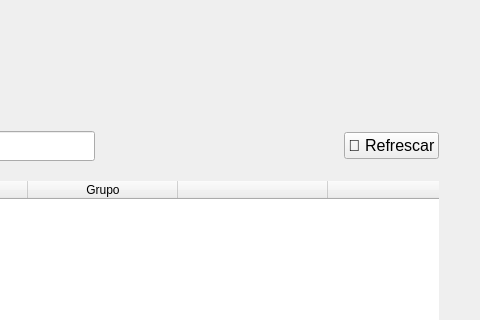
First picture: the form in blustock/ui/screens_uis/subgrupos.ui, repository MaxAPBusiness/Blustock, before the edit; both pictures show x 313 to 793 and y 0 to 320 of the 793 by 569 pixel window.
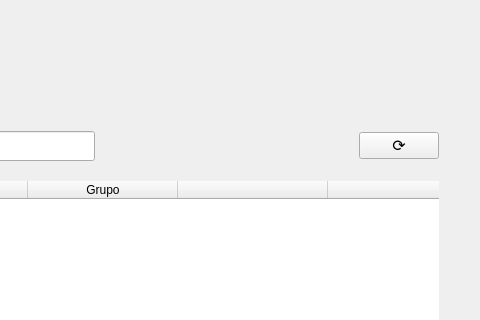
Second picture: the form after the edit. Icons and pictures are not drawn.

Commit message: Rediseñé los botones de refrescar.

```diff
--- a/blustock/ui/screens_uis/subgrupos.ui
+++ b/blustock/ui/screens_uis/subgrupos.ui
@@ -129,7 +129,7 @@
           </font>
          </property>
          <property name="text">
-          <string>🔄 Refrescar</string>
+          <string>⟳</string>
          </property>
         </widget>
        </item>
```
The commit also changes 10 other files.
